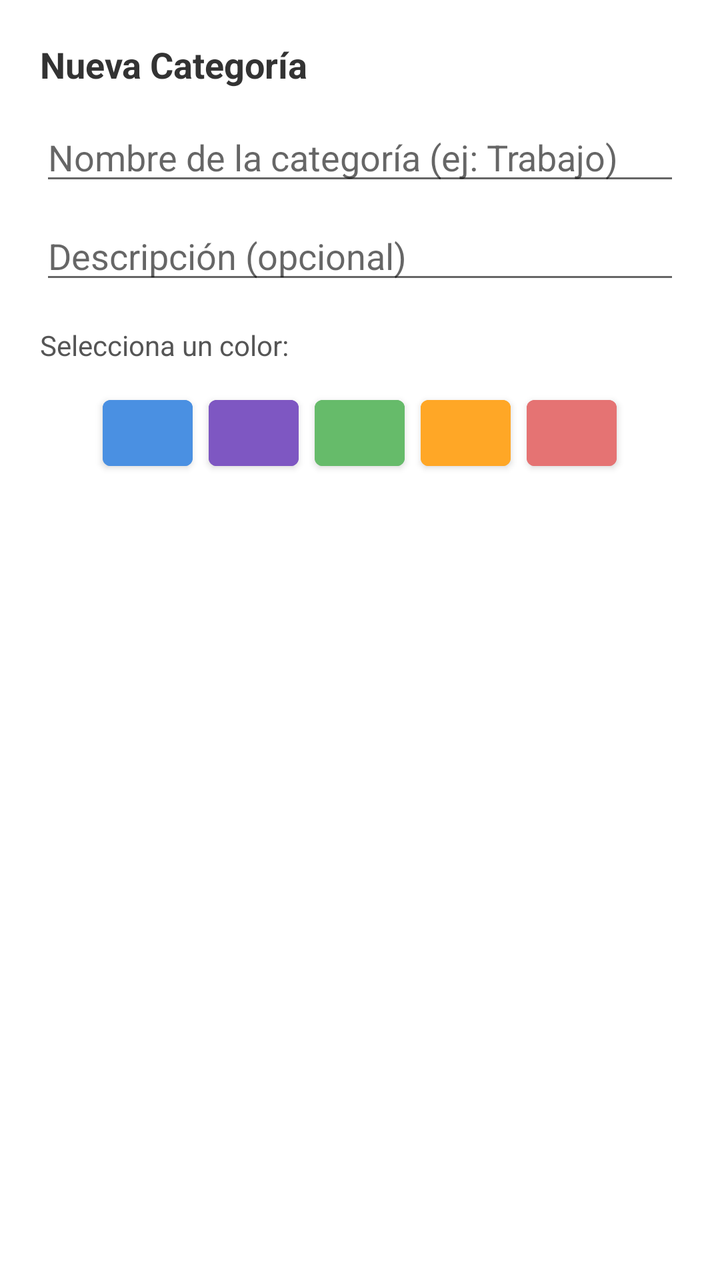
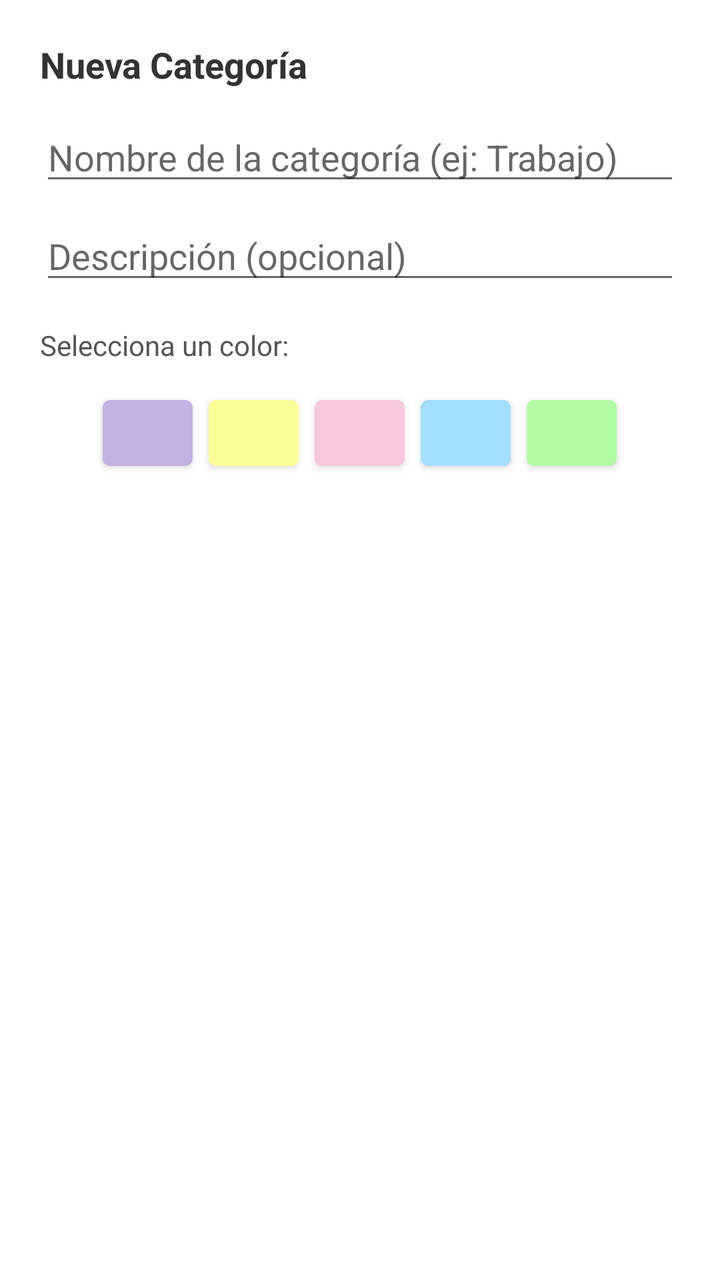

Screens rendered from an Android XML layout before and after an edit, with the pre-edit source and the edit as a unified diff.
<!-- AndroidManifest.xml: application theme Theme.MaterialComponents.DayNight.NoActionBar -->
<!-- res/layout/dialogo_nueva_categoria.xml -->
<?xml version="1.0" encoding="utf-8"?>
<LinearLayout xmlns:android="http://schemas.android.com/apk/res/android"
    android:layout_width="match_parent"
    android:layout_height="wrap_content"
    android:orientation="vertical"
    android:padding="20dp">

    <TextView
        android:layout_width="wrap_content"
        android:layout_height="wrap_content"
        android:text="Nueva Categoría"
        android:textSize="18sp"
        android:textStyle="bold"
        android:textColor="#333333"
        android:layout_marginBottom="12dp" />

    <EditText
        android:id="@+id/etNombreCategoria"
        android:layout_width="match_parent"
        android:layout_height="wrap_content"
        android:hint="Nombre de la categoría (ej: Trabajo)" />

    <EditText
        android:id="@+id/etDescripcionCategoria"
        android:layout_width="match_parent"
        android:layout_height="wrap_content"
        android:layout_marginTop="8dp"
        android:hint="Descripción (opcional)" />

    <TextView
        android:layout_width="wrap_content"
        android:layout_height="wrap_content"
        android:text="Selecciona un color:"
        android:textColor="#555555"
        android:textSize="14sp"
        android:layout_marginTop="16dp"
        android:layout_marginBottom="8dp" />

    
    <LinearLayout
        android:layout_width="match_parent"
        android:layout_height="wrap_content"
        android:orientation="horizontal"
        android:gravity="center">

        <Button
            android:id="@+id/btnColorAzul"
            android:layout_width="45dp"
            android:layout_height="45dp"
            android:layout_margin="4dp"
            android:backgroundTint="#4A90E2" />

        <Button
            android:id="@+id/btnColorMorado"
            android:layout_width="45dp"
            android:layout_height="45dp"
            android:layout_margin="4dp"
            android:backgroundTint="#7E57C2" />

        <Button
            android:id="@+id/btnColorVerde"
            android:layout_width="45dp"
            android:layout_height="45dp"
            android:layout_margin="4dp"
            android:backgroundTint="#66BB6A" />

        <Button
            android:id="@+id/btnColorNaranja"
            android:layout_width="45dp"
            android:layout_height="45dp"
            android:layout_margin="4dp"
            android:backgroundTint="#FFA726" />

        <Button
            android:id="@+id/btnColorRojo"
            android:layout_width="45dp"
            android:layout_height="45dp"
            android:layout_margin="4dp"
            android:backgroundTint="#E57373" />
    </LinearLayout>

</LinearLayout>
<!-- resources referenced by this layout -->
<resources>

</resources>

<!-- the commit's change to res/layout/dialogo_nueva_categoria.xml (unified diff, before → after) -->
@@ -43,40 +43,45 @@
         android:orientation="horizontal"
         android:gravity="center">
 
+        
+        <Button
+            android:id="@+id/btnColorMorado"
+            android:layout_width="45dp"
+            android:layout_height="45dp"
+            android:layout_margin="4dp"
+            android:backgroundTint="#C3B1E1" />
+
+        
+        <Button
+            android:id="@+id/btnColorAmarillo"
+            android:layout_width="45dp"
+            android:layout_height="45dp"
+            android:layout_margin="4dp"
+            android:backgroundTint="#FDFD96" />
+
+        
+        <Button
+            android:id="@+id/btnColorRosa"
+            android:layout_width="45dp"
+            android:layout_height="45dp"
+            android:layout_margin="4dp"
+            android:backgroundTint="#F8C8DC" />
+
+        
         <Button
             android:id="@+id/btnColorAzul"
             android:layout_width="45dp"
             android:layout_height="45dp"
             android:layout_margin="4dp"
-            android:backgroundTint="#4A90E2" />
+            android:backgroundTint="#A2DEFF" />
 
-        <Button
-            android:id="@+id/btnColorMorado"
-            android:layout_width="45dp"
-            android:layout_height="45dp"
-            android:layout_margin="4dp"
-            android:backgroundTint="#7E57C2" />
-
+        
         <Button
             android:id="@+id/btnColorVerde"
             android:layout_width="45dp"
             android:layout_height="45dp"
             android:layout_margin="4dp"
-            android:backgroundTint="#66BB6A" />
-
-        <Button
-            android:id="@+id/btnColorNaranja"
-            android:layout_width="45dp"
-            android:layout_height="45dp"
-            android:layout_margin="4dp"
-            android:backgroundTint="#FFA726" />
-
-        <Button
-            android:id="@+id/btnColorRojo"
-            android:layout_width="45dp"
-            android:layout_height="45dp"
-            android:layout_margin="4dp"
-            android:backgroundTint="#E57373" />
+            android:backgroundTint="#B2FBA5" />
     </LinearLayout>
 
 </LinearLayout>
